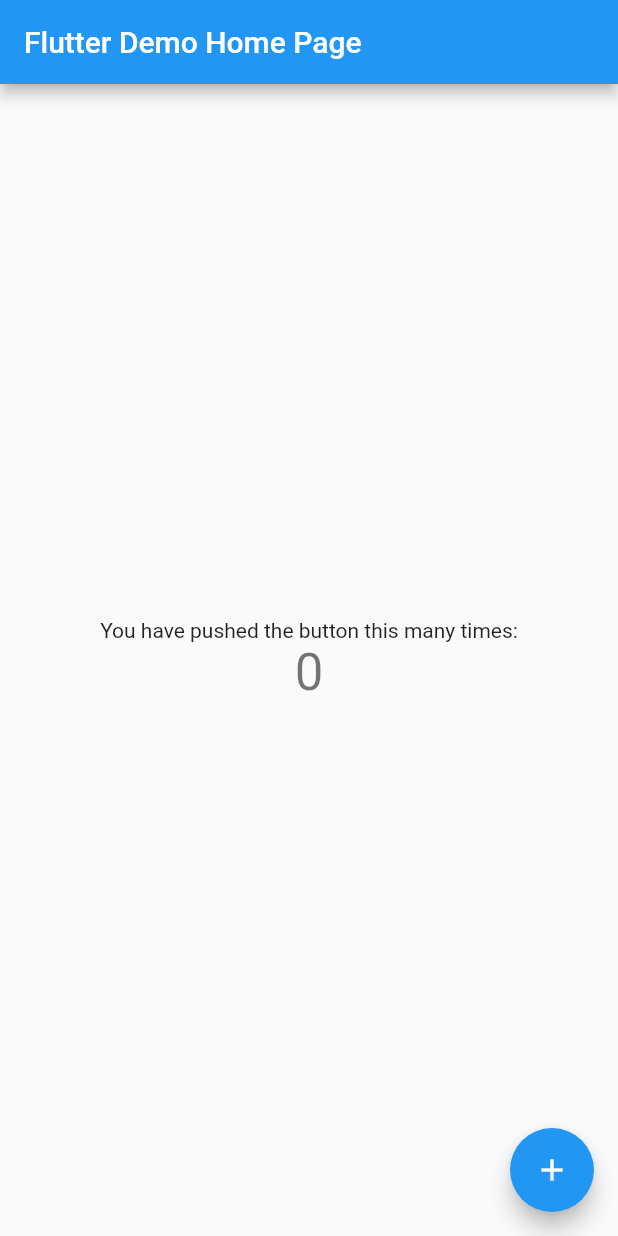
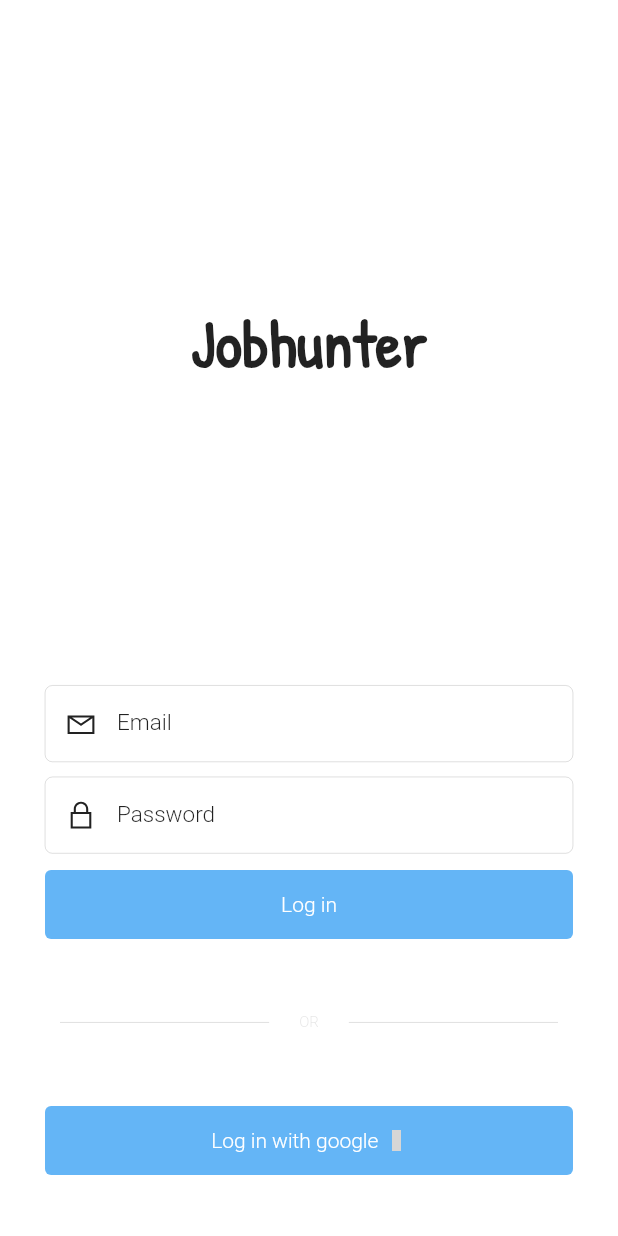
Before and after one commit to Capstone05123/phinma-coc-cdo-hiring-app, a Flutter app: the screen it shows after launch, on a phone screen of 412 x 824 dp. Run offline on Flutter 3.47's test engine with Material 2 defaults, Android fonts, the phone set to English and light mode, and no system bars; our stand-ins replace flutter_spinkit, get, google_fonts, google_sign_in, line_icons, rflutter_alert and 2 more; grey boxes are pictures that could not be loaded.

Commit message:
#82221 google sign in added

```diff
--- /dev/null
+++ b/lib/controllers/account/accountController.dart
@@ -0,0 +1,76 @@
+import 'package:cdo_hiring_app/controllers/global.dart';
+import 'package:cdo_hiring_app/preferences/account.dart';
+import 'package:cdo_hiring_app/ui/spinnerOverlay.dart';
+import 'package:get/get.dart';
+import 'package:google_sign_in/google_sign_in.dart';
+import 'package:http/http.dart' as http;
+
+class AccountController extends GetxController {
+  RxBool isLoading = false.obs;
+  bool _isLoggedIn = false;
+  GoogleSignInAccount? _userObj;
+  GoogleSignIn _exec = GoogleSignIn();
+
+  prefsReadUserId() async {
+    var prefsUserId = await loadUserId();
+    if (prefsUserId == null) {
+      print("UserId is empty");
+      Get.toNamed("/sign-in");
+    }
+    return prefsUserId;
+  }
+
+  //
+
+  signOutGoogle() {
+    _exec.signOut();
+  }
+
+  Future signInWithGoogle() async {
+    try {
+      _exec.signIn().then((data) async {
+        if (data?.email != null && data?.id != null) {
+          Get.toNamed("/global-spinner");
+          // --- IF USER HAS SELECTED EMAIL
+          // --- ISLOADING SET TO TRUE
+          var response = await http.post(Uri.parse(
+            baseUrl + "TOKEN?username=${data?.email}&password=${data?.id}",
+          ));
+          // IF SUCCESS
+          // GO TO ANOTHER ROUTE AND CHECK TYPE
+          // EG. "EMPLOYEE" AND "EMPLOYER"
+          if (response.statusCode == 200) {
+            // --- IF LOGIN SUCCESS
+            // --- SISLOADING SET TO FALSE
+            // --- MUST PROCEED TO ANOTHER ROUTE
+          }
+          // --- IF ACCOUNT IS NOT YET REGISTERED
+          else if (response.statusCode == 400) {
+            // --- IF USER/EMAIL IS NOT YET REGISTER
+            // --- POST ANOTHER REQUEST AS REGISTRATION
+            await http.post(
+              Uri.parse(baseUrl + "api/account/register"),
+              body: {
+                "userName": data?.email.toString(),
+                "password": data?.id.toString(),
+                "role": "string",
+              },
+            ).then((value) {
+              if (value.statusCode == 200) {
+                // -- IF SUCCESS SET IS LOADING TO FALSE
+                Get.toNamed("/type-selection", arguments: {
+                  "email": data?.email.toString(),
+                  "name": data?.displayName.toString(),
+                  "password": data?.id.toString(),
+                  "photoUrl": data?.photoUrl.toString(),
+                });
+              }
+            });
+          }
+        }
+      });
+    } catch (e) {
+      Get.back();
+    }
+  }
+}
--- /dev/null
+++ b/lib/controllers/global.dart
@@ -0,0 +1 @@
+final baseUrl = "https://www.capstone05123-api.somee.com/";
--- a/lib/main.dart
+++ b/lib/main.dart
@@ -1,4 +1,9 @@
+import 'package:cdo_hiring_app/screens/account/preload.dart';
+import 'package:cdo_hiring_app/screens/account/sign-in.dart';
+import 'package:cdo_hiring_app/screens/account/type-selection.dart';
+import 'package:cdo_hiring_app/screens/global/globalScreenSpinner.dart';
 import 'package:flutter/material.dart';
+import 'package:get/get.dart';
 
 void main() {
   runApp(MyApp());
@@ -8,21 +13,20 @@
   // This widget is the root of your application.
   @override
   Widget build(BuildContext context) {
-    return MaterialApp(
+    return GetMaterialApp(
+      debugShowCheckedModeBanner: false,
       title: 'Flutter Demo',
       theme: ThemeData(
-        // This is the theme of your application.
-        //
-        // Try running your application with "flutter run". You'll see the
-        // application has a blue toolbar. Then, without quitting the app, try
-        // changing the primarySwatch below to Colors.green and then invoke
-        // "hot reload" (press "r" in the console where you ran "flutter run",
-        // or simply save your changes to "hot reload" in a Flutter IDE).
-        // Notice that the counter didn't reset back to zero; the application
-        // is not restarted.
         primarySwatch: Colors.blue,
       ),
       home: MyHomePage(title: 'Flutter Demo Home Page'),
+      initialRoute: "/preload",
+      getPages: [
+        GetPage(title: 'Preload', name: "/preload", page: () => ScreenPreloadUserCredentials()),
+        GetPage(title: 'Sign in', name: "/sign-in", page: () => ScreenSignIn()),
+        GetPage(title: 'Type selection', name: "/type-selection", page: () => ScreenTypeSelection()),
+        GetPage(title: 'Global spinner', name: "/global-spinner", page: () => ScreenGlobalSpinner()),
+      ],
     );
   }
 }
--- /dev/null
+++ b/lib/screens/account/password/password.dart
@@ -0,0 +1,78 @@
+import 'package:cdo_hiring_app/ui/colors.dart';
+import 'package:flutter/material.dart';
+import 'package:flutter/services.dart';
+import 'package:google_fonts/google_fonts.dart';
+import 'package:line_icons/line_icons.dart';
+
+Container textFieldPassword({
+  @required TextEditingController? textFieldController,
+  @required FocusNode? textFieldFocusNode,
+  @required bool? hasError,
+}) {
+  OutlineInputBorder _fieldEnabledBorderStyle = OutlineInputBorder(
+    borderRadius: BorderRadius.circular(5.0),
+    borderSide: BorderSide(
+      color: Colors.black87,
+      width: 0.1,
+    ),
+  );
+  OutlineInputBorder _fieldFocusedBorderStyle = OutlineInputBorder(
+    borderRadius: BorderRadius.circular(5.0),
+    borderSide: BorderSide(
+      color: Colors.black87,
+      width: 0.1,
+    ),
+  );
+  TextStyle _fieldTextStyle = GoogleFonts.roboto(
+    fontWeight: FontWeight.w300,
+    color: Colors.black87,
+    fontSize: 16.0,
+  );
+  TextStyle _fieldPrefixTextStyle = GoogleFonts.roboto(
+    fontWeight: FontWeight.w300,
+    color: Colors.black87,
+    fontSize: 16.0,
+  );
+  TextStyle _fieldHintTextStyle = GoogleFonts.roboto(
+    fontWeight: FontWeight.w300,
+    color: Colors.black87,
+    fontSize: 15.0,
+  );
+  TextStyle _fieldLabelStyle = GoogleFonts.roboto(
+    fontWeight: FontWeight.w300,
+    color: Colors.black87,
+    fontSize: 15.0,
+  );
+  Icon _fieldMobileNumberPrefixIconStyle = Icon(
+    LineIcons.lock,
+    color: Colors.black87,
+    size: 22,
+  );
+
+  return Container(
+    color: Colors.white,
+    width: double.infinity,
+    child: TextField(
+      focusNode: textFieldFocusNode,
+      controller: textFieldController,
+      inputFormatters: [LengthLimitingTextInputFormatter(255)],
+      textAlign: TextAlign.left,
+      keyboardType: TextInputType.text,
+      cursorWidth: 1.0,
+      obscureText: true,
+      decoration: InputDecoration(
+        floatingLabelBehavior: FloatingLabelBehavior.auto,
+        labelText: 'Password',
+        labelStyle: _fieldLabelStyle,
+        prefixIcon: _fieldMobileNumberPrefixIconStyle,
+        // prefixText: "+63 ",
+        prefixStyle: _fieldPrefixTextStyle,
+        hintStyle: _fieldHintTextStyle,
+        enabledBorder: _fieldEnabledBorderStyle,
+        focusedBorder: _fieldFocusedBorderStyle,
+        contentPadding: EdgeInsets.all(16),
+      ),
+      style: _fieldTextStyle,
+    ),
+  );
+}
--- /dev/null
+++ b/lib/screens/account/sign-in.dart
@@ -0,0 +1,147 @@
+import 'package:cdo_hiring_app/controllers/account/accountController.dart';
+import 'package:cdo_hiring_app/screens/account/password/password.dart';
+import 'package:cdo_hiring_app/screens/account/username/username.dart';
+import 'package:cdo_hiring_app/ui/colors.dart';
+import 'package:cdo_hiring_app/ui/spinnerOverlay.dart';
+import 'package:flutter/material.dart';
+import 'package:google_fonts/google_fonts.dart';
+import 'package:line_icons/line_icons.dart';
+import 'package:get/get.dart';
+
+class ScreenSignIn extends StatefulWidget {
+  const ScreenSignIn({Key? key}) : super(key: key);
+
+  @override
+  _ScreenSignInState createState() => _ScreenSignInState();
+}
+
+class _ScreenSignInState extends State<ScreenSignIn> {
+  final _accountController = Get.put(AccountController());
+
+  TextEditingController _usernameController = TextEditingController();
+  FocusNode _usernameFocusNode = FocusNode();
+
+  TextEditingController _passwordController = TextEditingController();
+  FocusNode _passwordFocusNode = FocusNode();
+
+  _handleSignInUsingGoogle() {
+    _accountController.signInWithGoogle();
+  }
+
+  @override
+  Widget build(BuildContext context) {
+    return SafeArea(
+      child: Scaffold(
+        backgroundColor: Colors.white,
+        body: Container(
+          padding: EdgeInsets.symmetric(horizontal: 30.0),
+          child: Column(
+            children: [
+              Spacer(flex: 5),
+              Text(
+                "Jobhunter",
+                style: GoogleFonts.patrickHand(
+                  color: Colors.black87,
+                  fontSize: 44.0,
+                  fontWeight: FontWeight.bold,
+                ),
+              ),
+              Spacer(flex: 5),
+              textFieldUsername(
+                textFieldController: _usernameController,
+                textFieldFocusNode: _usernameFocusNode,
+                hasError: false,
+              ),
+              SizedBox(height: 10.0),
+              textFieldPassword(
+                textFieldController: _passwordController,
+                textFieldFocusNode: _passwordFocusNode,
+                hasError: false,
+              ),
+              SizedBox(height: 10.0),
+              Container(
+                width: Get.width,
+                child: ElevatedButton(
+                  style: ElevatedButton.styleFrom(
+                    elevation: 0,
+                    padding: EdgeInsets.all(15.0),
+                    primary: Colors.blue[300],
+                    // side: BorderSide(width: 0.5, color: blue),
+                  ),
+                  onPressed: () => _accountController.signOutGoogle(),
+                  child: Text(
+                    "Log in",
+                    style: GoogleFonts.roboto(
+                      color: Colors.white,
+                      fontSize: 14.0,
+                      fontWeight: FontWeight.w300,
+                    ),
+                  ),
+                ),
+              ),
+              Spacer(),
+              Row(
+                children: [
+                  Expanded(
+                    child: Container(
+                        margin: EdgeInsets.only(left: 10.0, right: 20.0),
+                        child: Divider(
+                          color: Colors.black12,
+                          height: 30,
+                        )),
+                  ),
+                  Text(
+                    "OR",
+                    style: GoogleFonts.roboto(
+                      color: Colors.black12,
+                      fontSize: 10.0,
+                      fontWeight: FontWeight.w300,
+                    ),
+                  ),
+                  Expanded(
+                    child: Container(
+                        margin: EdgeInsets.only(left: 20.0, right: 10.0),
+                        child: Divider(
+                          color: Colors.black12,
+                          height: 30,
+                        )),
+                  ),
+                ],
+              ),
+              Spacer(),
+              ElevatedButton(
+                style: ElevatedButton.styleFrom(
+                  elevation: 0,
+                  padding: EdgeInsets.all(15.0),
+                  primary: Colors.blue[300],
+                  // side: BorderSide(width: 0.5, color: blue),
+                ),
+                onPressed: () => _handleSignInUsingGoogle(),
+                child: Row(
+                  mainAxisAlignment: MainAxisAlignment.center,
+                  crossAxisAlignment: CrossAxisAlignment.center,
+                  children: [
+                    Text(
+                      "Log in with google",
+                      style: GoogleFonts.roboto(
+                        color: Colors.white,
+                        fontSize: 14.0,
+                        fontWeight: FontWeight.w300,
+                      ),
+                    ),
+                    SizedBox(width: 5.0),
+                    Icon(
+                      LineIcons.googleLogo,
+                      size: 14,
+                    ),
+                  ],
+                ),
+              ),
+              Spacer(),
+            ],
+          ),
+        ),
+      ),
+    );
+  }
+}
--- /dev/null
+++ b/lib/screens/account/username/username.dart
@@ -0,0 +1,77 @@
+import 'package:cdo_hiring_app/ui/colors.dart';
+import 'package:flutter/material.dart';
+import 'package:flutter/services.dart';
+import 'package:google_fonts/google_fonts.dart';
+import 'package:line_icons/line_icons.dart';
+
+Container textFieldUsername({
+  @required TextEditingController? textFieldController,
+  @required FocusNode? textFieldFocusNode,
+  @required bool? hasError,
+}) {
+  OutlineInputBorder _fieldEnabledBorderStyle = OutlineInputBorder(
+    borderRadius: BorderRadius.circular(5.0),
+    borderSide: BorderSide(
+      color: Colors.black87,
+      width: 0.1,
+    ),
+  );
+  OutlineInputBorder _fieldFocusedBorderStyle = OutlineInputBorder(
+    borderRadius: BorderRadius.circular(5.0),
+    borderSide: BorderSide(
+      color: Colors.black87,
+      width: 0.1,
+    ),
+  );
+  TextStyle _fieldTextStyle = GoogleFonts.roboto(
+    fontWeight: FontWeight.w300,
+    color: Colors.black87,
+    fontSize: 16.0,
+  );
+  TextStyle _fieldPrefixTextStyle = GoogleFonts.roboto(
+    fontWeight: FontWeight.w300,
+    color: Colors.black87,
+    fontSize: 16.0,
+  );
+  TextStyle _fieldHintTextStyle = GoogleFonts.roboto(
+    fontWeight: FontWeight.w300,
+    color: Colors.black87,
+    fontSize: 15.0,
+  );
+  TextStyle _fieldLabelStyle = GoogleFonts.roboto(
+    fontWeight: FontWeight.w300,
+    color: Colors.black87,
+    fontSize: 15.0,
+  );
+  Icon _fieldMobileNumberPrefixIconStyle = Icon(
+    LineIcons.envelope,
+    color: Colors.black87,
+    size: 22,
+  );
+
+  return Container(
+    color: Colors.white,
+    width: double.infinity,
+    child: TextField(
+      focusNode: textFieldFocusNode,
+      controller: textFieldController,
+      inputFormatters: [LengthLimitingTextInputFormatter(255)],
+      textAlign: TextAlign.left,
+      keyboardType: TextInputType.text,
+      cursorWidth: 1.0,
+      decoration: InputDecoration(
+        floatingLabelBehavior: FloatingLabelBehavior.auto,
+        labelText: 'Email',
+        labelStyle: _fieldLabelStyle,
+        prefixIcon: _fieldMobileNumberPrefixIconStyle,
+        // prefixText: "+63 ",
+        prefixStyle: _fieldPrefixTextStyle,
+        hintStyle: _fieldHintTextStyle,
+        enabledBorder: _fieldEnabledBorderStyle,
+        focusedBorder: _fieldFocusedBorderStyle,
+        contentPadding: EdgeInsets.all(16),
+      ),
+      style: _fieldTextStyle,
+    ),
+  );
+}
```
Also changed, not shown: lib/preferences/account.dart (added, +7 -0 lines), lib/screens/account/preload.dart (added, +36 -0 lines), lib/screens/account/type-selection.dart (added, +128 -0 lines), lib/screens/global/globalScreenSpinner.dart (added, +19 -0 lines), lib/screens/splash/splash.dart (added, +10 -0 lines), lib/ui/colors.dart (added, +10 -0 lines), lib/ui/spinnerOverlay.dart (added, +28 -0 lines), lib/ui/spinners.dart (added, +16 -0 lines), pubspec.yaml (+12 -4 lines), images/logos/icon_google.png (added), pubspec.lock, 4 other files.
